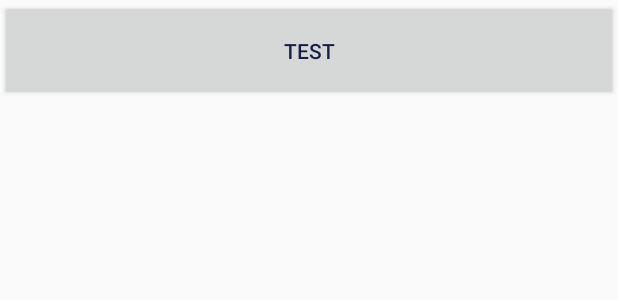
After one commit to Karaerk/android-triple-onboarding, an Android app: the layout item_info_topic.xml on its own in the app's theme, with its tools: preview values and no code run, on a phone screen of 412 x 824 dp. The commit adds this screen. Shown: the top 300 px of the screen. Run offline under Robolectric (Android 15) with nearby library versions, the phone set to English and light mode, and no system bars.

Commit message:
Add info screen back-end functionality

```diff
--- a/app/build.gradle
+++ b/app/build.gradle
@@ -34,4 +34,5 @@ dependencies {
     testImplementation 'junit:junit:4.12'
     androidTestImplementation 'androidx.test.ext:junit:1.1.1'
     androidTestImplementation 'androidx.test.espresso:espresso-core:3.2.0'
+    implementation 'androidx.recyclerview:recyclerview:1.1.0'
 }
--- a/app/src/main/AndroidManifest.xml
+++ b/app/src/main/AndroidManifest.xml
@@ -9,6 +9,7 @@
         android:roundIcon="@mipmap/ic_launcher_round"
         android:supportsRtl="true"
         android:theme="@style/AppTheme">
+        <activity android:name=".InfoActivity"></activity>
         <activity android:name=".MainActivity">
             <intent-filter>
                 <action android:name="android.intent.action.MAIN" />
--- /dev/null
+++ b/app/src/main/res/layout/item_info_topic.xml
@@ -0,0 +1,19 @@
+<?xml version="1.0" encoding="utf-8"?>
+<androidx.constraintlayout.widget.ConstraintLayout xmlns:android="http://schemas.android.com/apk/res/android"
+    xmlns:app="http://schemas.android.com/apk/res-auto"
+    xmlns:tools="http://schemas.android.com/tools"
+    android:layout_width="match_parent"
+    android:layout_height="wrap_content">
+
+    <Button
+        android:id="@+id/btnInfoTopic"
+        android:layout_width="0dp"
+        android:layout_height="wrap_content"
+        android:paddingTop="@dimen/default_grid_btn_padding"
+        android:paddingBottom="@dimen/default_grid_btn_padding"
+        android:text="test"
+        android:textColor="@color/btnTextColor"
+        app:layout_constraintEnd_toEndOf="parent"
+        app:layout_constraintStart_toStartOf="parent"
+        app:layout_constraintTop_toTopOf="parent" />
+</androidx.constraintlayout.widget.ConstraintLayout>
--- a/app/src/main/res/values/colors.xml
+++ b/app/src/main/res/values/colors.xml
@@ -1,6 +1,7 @@
 <?xml version="1.0" encoding="utf-8"?>
 <resources>
-    <color name="colorPrimary">#008577</color>
-    <color name="colorPrimaryDark">#00574B</color>
-    <color name="colorAccent">#D81B60</color>
+    <color name="colorPrimary">#142043</color>
+    <color name="colorPrimaryDark">#090F21</color>
+    <color name="colorAccent">#EC6676</color>
+    <color name="btnTextColor">#142043</color>
 </resources>
--- /dev/null
+++ b/app/src/main/res/values/dimens.xml
@@ -0,0 +1,4 @@
+<?xml version="1.0" encoding="utf-8"?>
+<resources>
+    <dimen name="default_grid_btn_padding">24dp</dimen>
+</resources>
```
Also changed, not shown: app/src/main/java/com/wearetriple/tripleonboarding/InfoActivity.kt (added, +67 -0 lines), app/src/main/java/com/wearetriple/tripleonboarding/MainActivity.kt (+6 -3 lines), app/src/main/java/com/wearetriple/tripleonboarding/adapter/InfoTopicAdapter.kt (added, +74 -0 lines), app/src/main/java/com/wearetriple/tripleonboarding/data/InfoTopic.kt (added, +7 -0 lines), app/src/main/res/layout/activity_info.xml (added, +17 -0 lines), app/src/main/res/layout/activity_main.xml (+12 -1 lines).
